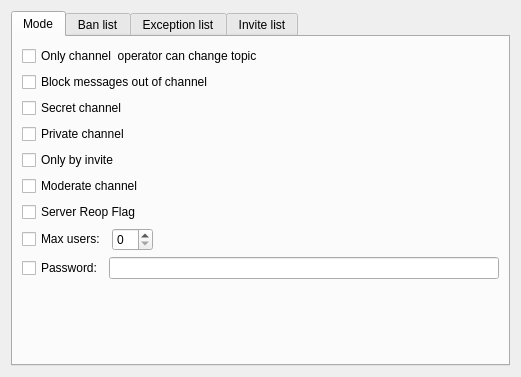
The window that src/plugins/azoth/plugins/acetamide/channelconfigwidget.ui (0xd34df00d/leechcraft) describes before a commit, drawn with Qt 5.
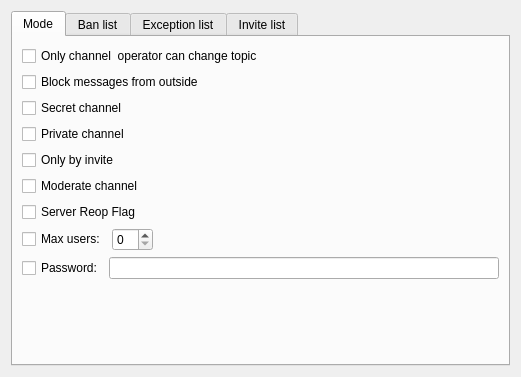
The same window after the commit.

Commit message: Azoth Acetamide: more typo fixes.

Diff of the .ui file:
```diff
--- a/src/plugins/azoth/plugins/acetamide/channelconfigwidget.ui
+++ b/src/plugins/azoth/plugins/acetamide/channelconfigwidget.ui
@@ -36,7 +36,7 @@
          <item>
           <widget class="QCheckBox" name="BlockOutMessage_">
            <property name="text">
-            <string>Block messages out of channel </string>
+            <string>Block messages from outside</string>
            </property>
           </widget>
          </item>
```
The commit also changes 2 other files.
